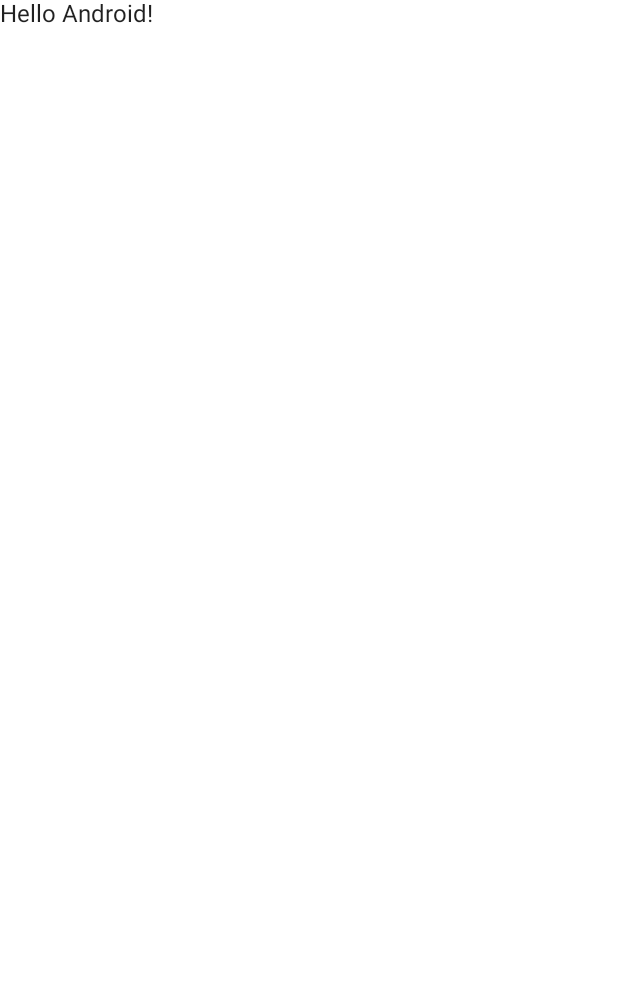
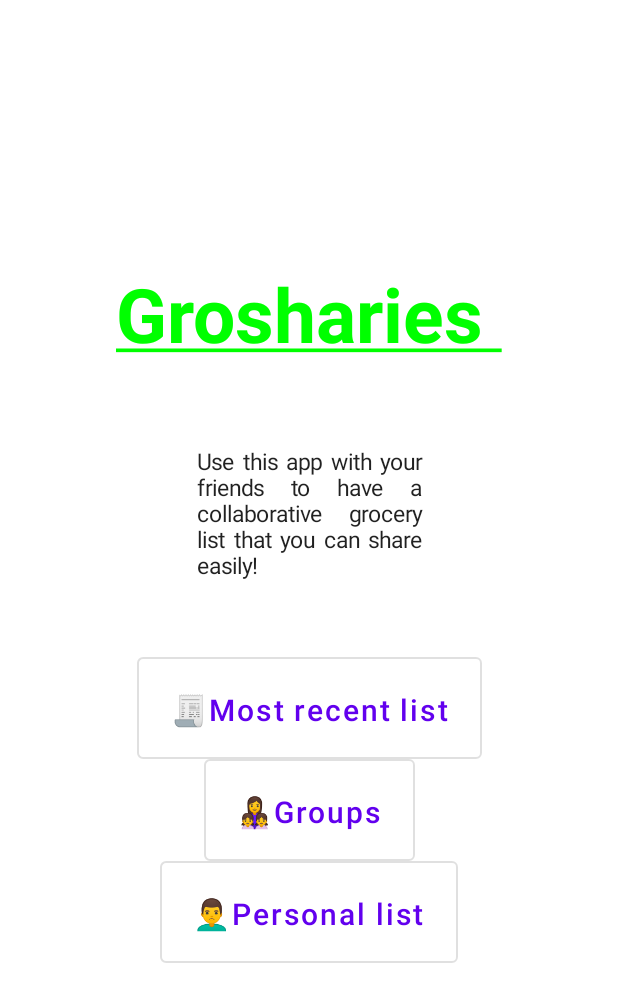
Before and after one commit to ShinyRa/Grosharies, an Android app built with Jetpack Compose: the screen it shows after launch (MainActivity), on a phone screen of 412 x 824 dp. Before the commit the part shown is almost empty. Shown: the top 1002 px of the screen. Run offline under Robolectric (Android 15) with nearby library versions, the phone set to English and light mode, and no system bars.

Commit message:
I have done the home screen of the app.

```diff
--- a/app/src/main/java/com/example/grosharies/MainActivity.kt
+++ b/app/src/main/java/com/example/grosharies/MainActivity.kt
@@ -3,11 +3,26 @@ package com.example.grosharies
 import android.os.Bundle
 import androidx.activity.ComponentActivity
 import androidx.activity.compose.setContent
+import androidx.compose.foundation.layout.Arrangement
+import androidx.compose.foundation.layout.Column
+import androidx.compose.foundation.layout.fillMaxSize
+import androidx.compose.foundation.layout.width
 import androidx.compose.material.MaterialTheme
+import androidx.compose.material.OutlinedButton
 import androidx.compose.material.Surface
 import androidx.compose.material.Text
 import androidx.compose.runtime.Composable
+import androidx.compose.ui.Alignment
+import androidx.compose.ui.Modifier
+import androidx.compose.ui.graphics.Color
+import androidx.compose.ui.text.TextStyle
+import androidx.compose.ui.text.font.FontFamily.Companion.Cursive
+import androidx.compose.ui.text.font.FontWeight
+import androidx.compose.ui.text.style.TextAlign
+import androidx.compose.ui.text.style.TextDecoration
 import androidx.compose.ui.tooling.preview.Preview
+import androidx.compose.ui.unit.dp
+import androidx.compose.ui.unit.sp
 import com.example.grosharies.ui.theme.GroshariesTheme
 
 class MainActivity : ComponentActivity() {
@@ -17,22 +32,63 @@ class MainActivity : ComponentActivity() {
             GroshariesTheme {
                 // A surface container using the 'background' color from the theme
                 Surface(color = MaterialTheme.colors.background) {
-                    Greeting("Android")
-                }
+                    Column(horizontalAlignment =  Alignment.CenterHorizontally, verticalArrangement = Arrangement.Center, modifier = Modifier.fillMaxSize()) {
+                        Grosharies()
+                        Text()
+
+                        MRL()
+
+                        Groups()
+
+                        Ps()
+
+
+                    }
+                    }
+
             }
         }
     }
 }
 
 @Composable
-fun Greeting(name: String) {
-    Text(text = "Hello $name!")
+fun Grosharies(){
+    Text("Grosharies \n", fontSize= 50.sp, color = Color.Green, style = TextStyle
+        (
+        textDecoration = TextDecoration.combine(
+            listOf(
+                TextDecoration.Underline,
+
+                )
+        ), fontWeight = FontWeight.Bold)
+
+    )
 }
 
-@Preview(showBackground = true)
 @Composable
-fun DefaultPreview() {
-    GroshariesTheme {
-        Greeting("Android")
+fun Text(){
+    Text("Use this app with your friends to have a collaborative grocery list that you can share easily! \n \n \n", fontSize= 15.sp, textAlign = TextAlign.Justify,
+        modifier = Modifier.width(150.dp))
+}
+
+@Composable
+fun MRL() {
+    OutlinedButton(onClick = { /* Do something! */ }) {
+        Text(" \n 🧾Most recent list \n", fontSize= 20.sp)
+
     }
 }
+
+@Composable
+fun Groups() {
+    OutlinedButton(onClick = { /* Do something! */ }) {
+        Text(" \n ‍👩‍👧‍👧Groups \n", fontSize= 20.sp)
+    }
+}
+
+@Composable
+fun Ps() {
+    OutlinedButton(onClick = { /* Do something! */ }) {
+        Text(" \n 🙎‍♂️Personal list \n", fontSize= 20.sp)
+    }
+}
```
